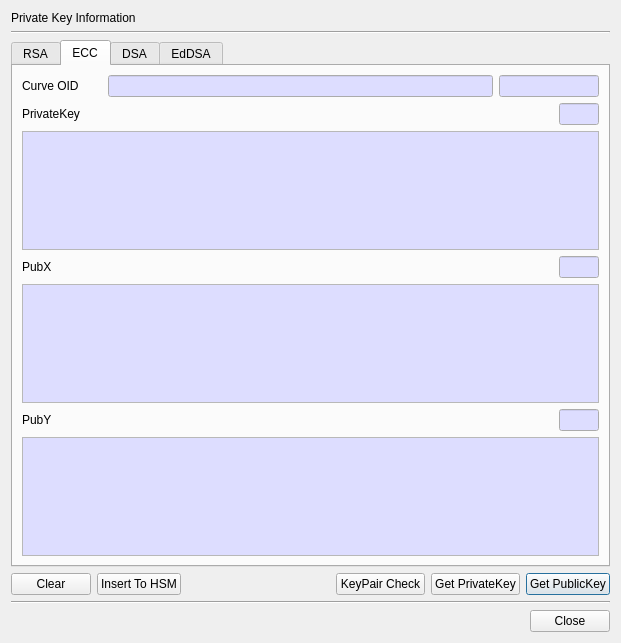
Old version of the form CertMan/pri_key_info_dlg.ui in the repository jykim74/CertMan.
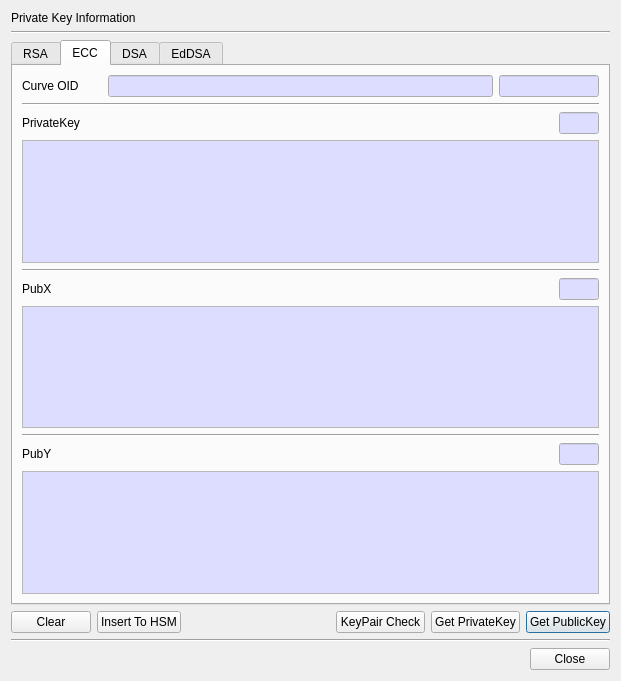
New version of the form. The open tabs and pages were chosen to show the change.

Patch:
```diff
--- a/CertMan/pri_key_info_dlg.ui
+++ b/CertMan/pri_key_info_dlg.ui
@@ -7,7 +7,7 @@
     <x>0</x>
     <y>0</y>
     <width>621</width>
-    <height>643</height>
+    <height>681</height>
    </rect>
   </property>
   <property name="windowTitle">
@@ -1052,6 +1052,13 @@
          </item>
         </layout>
        </item>
+       <item>
+        <widget class="Line" name="line_8">
+         <property name="orientation">
+          <enum>Qt::Horizontal</enum>
+         </property>
+        </widget>
+       </item>
        <item>
         <layout class="QGridLayout" name="gridLayout_12">
          <item row="0" column="0">
@@ -1188,6 +1195,13 @@
          </property>
         </widget>
        </item>
+       <item>
+        <widget class="Line" name="line_9">
+         <property name="orientation">
+          <enum>Qt::Horizontal</enum>
+         </property>
+        </widget>
+       </item>
        <item>
         <layout class="QGridLayout" name="gridLayout_13">
          <property name="topMargin">
@@ -1315,6 +1329,13 @@
          </property>
         </widget>
        </item>
+       <item>
+        <widget class="Line" name="line_10">
+         <property name="orientation">
+          <enum>Qt::Horizontal</enum>
+         </property>
+        </widget>
+       </item>
        <item>
         <layout class="QGridLayout" name="gridLayout_14">
          <property name="topMargin">
```
Left out of the diff: 51 changed lines with no effect on the pictures.
